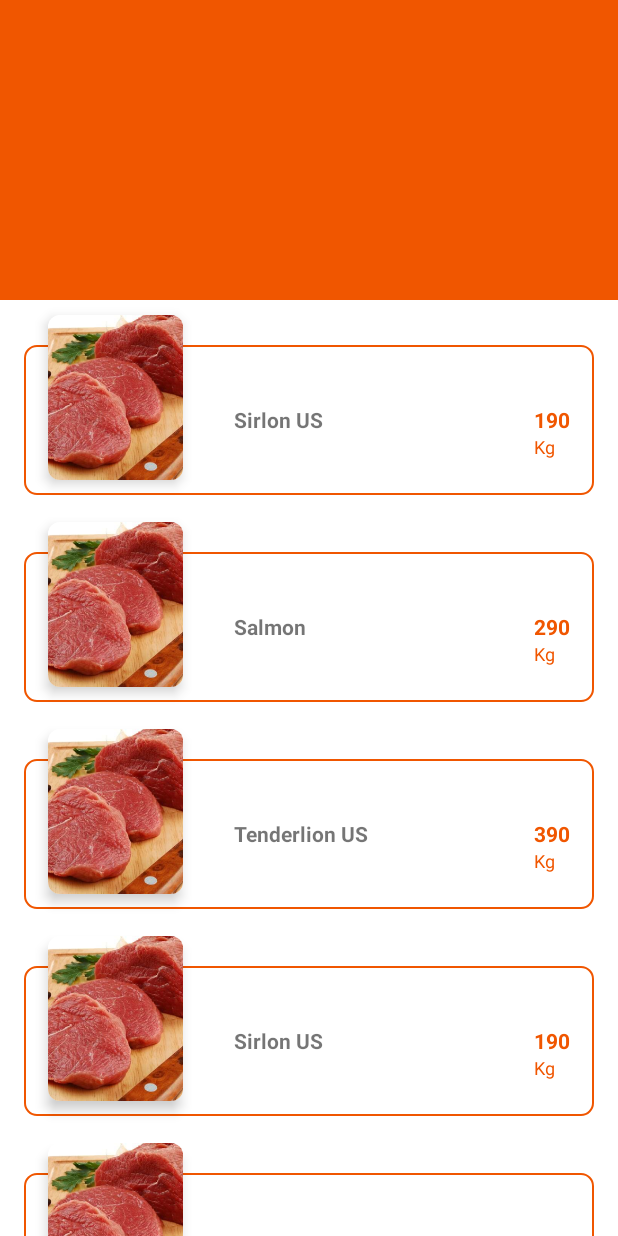
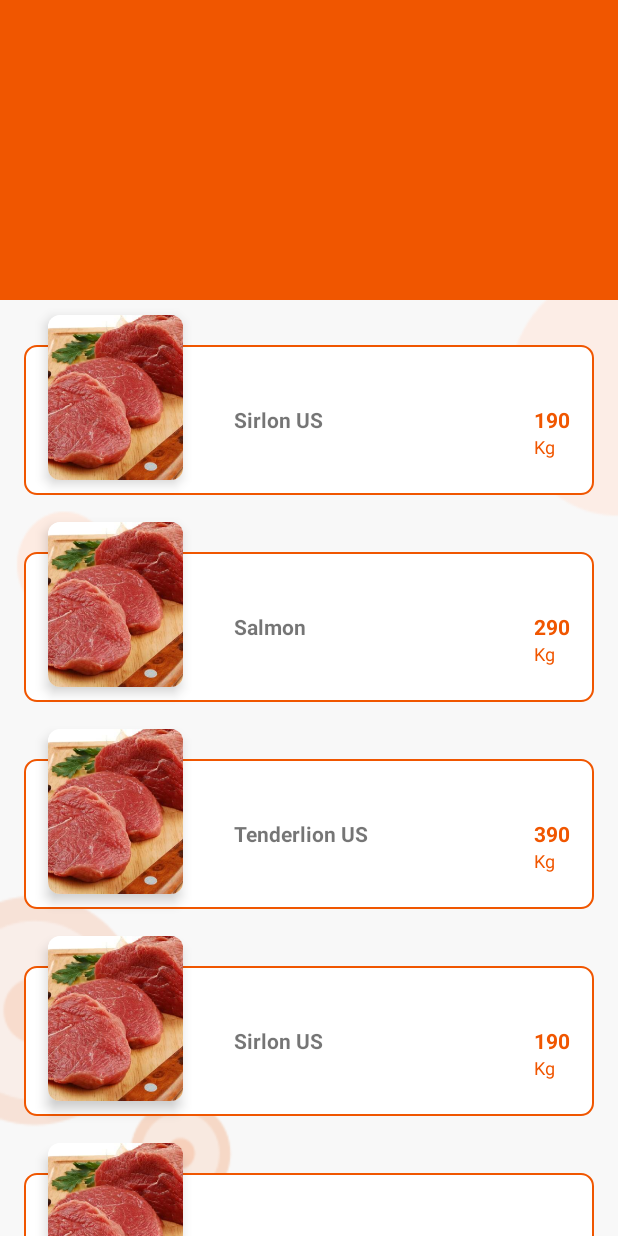
Before and after one commit to azwarbahar/NeedFood, an Android app: the ItemStokActivity screen opened directly, with no data from a screen before it, on a phone screen of 412 x 824 dp. Run offline under Robolectric (Android 15) with nearby library versions, the phone set to English and light mode, and no system bars; 2 statements that could not run were skipped.

Commit message:
ubah background item stok

```diff
--- a/app/src/main/res/layout/activity_item_stok2.xml
+++ b/app/src/main/res/layout/activity_item_stok2.xml
@@ -3,6 +3,7 @@
     xmlns:app="http://schemas.android.com/apk/res-auto"
     xmlns:tools="http://schemas.android.com/tools"
     android:layout_width="match_parent"
+    android:background="@drawable/bg_fragment"
     android:layout_height="match_parent"
     tools:context=".admin.stok.item_stok.ItemStokActivity">
 
```
